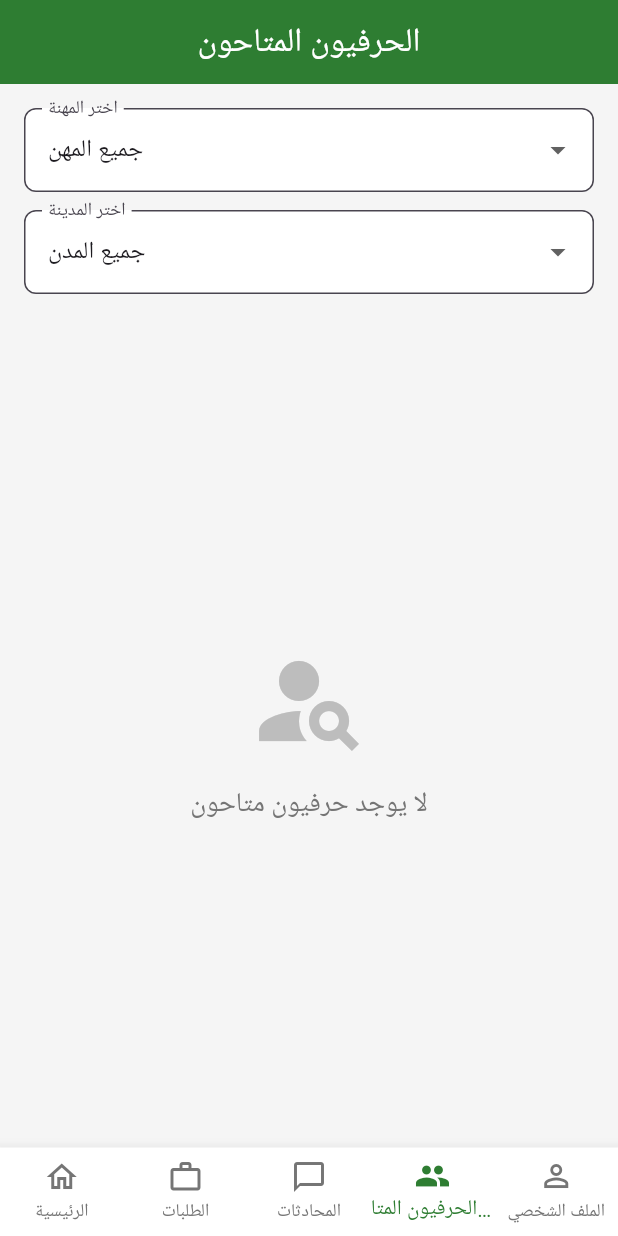
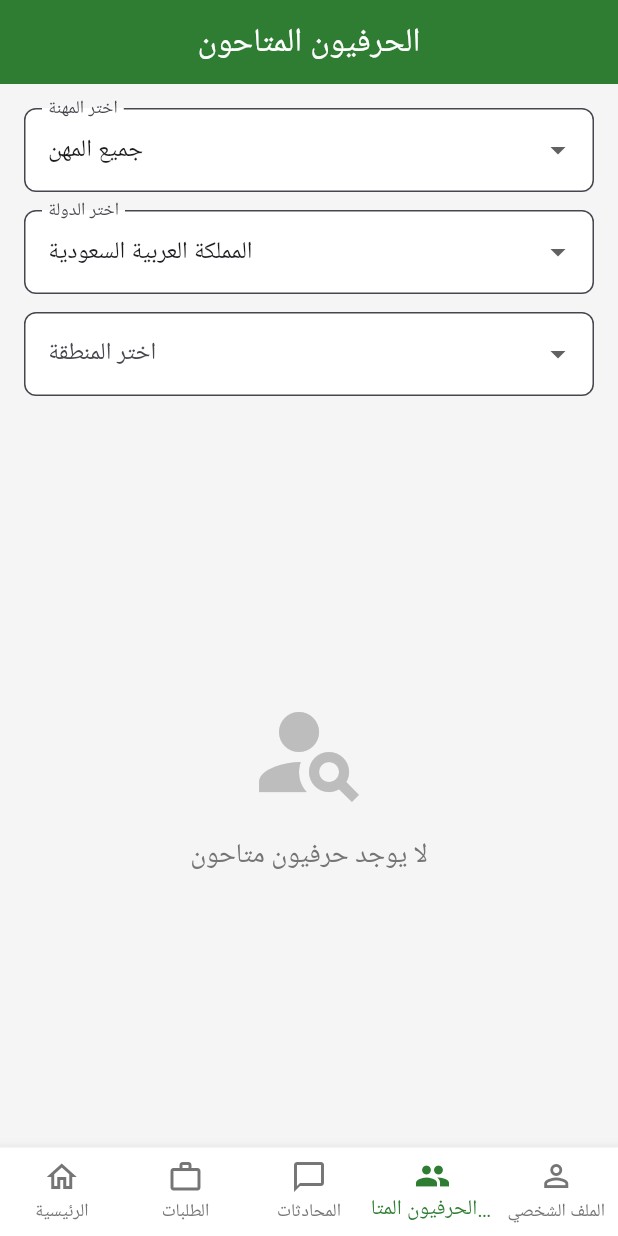
Before and after one commit to azref/elhirafi, a Flutter app: the screen it shows once a user with an empty profile is signed in, item 4 of the bottom bar chosen, on a phone screen of 412 x 824 dp. Run offline on Flutter 3.47's test engine with Material 3 defaults, Android fonts, the light colour scheme and no system bars; our stand-ins replace audioplayers, cloud_firestore, firebase_analytics, firebase_auth, firebase_core, firebase_crashlytics and 6 more; missing offline and left inert: record; accounts and stored records are empty; network calls fail; Roboto replaces fonts that are missing (Cairo).

Commit message:
Update available_craftsmen_screen.dart

```diff
--- a/lib/screens/main/available_craftsmen_screen.dart
+++ b/lib/screens/main/available_craftsmen_screen.dart
@@ -8,9 +8,7 @@ import '../../constants/app_strings.dart';
 import '../../models/user_model.dart';
 import '../../models/profession_model.dart';
 import '../../providers/auth_provider.dart';
-// --- تم إرجاع المسار الصحيح هنا ---
 import '../../data/cities_data.dart';
-// ---------------------------------
 import '../chat/chat_detail_screen.dart';
 
 class AvailableCraftsmenScreen extends StatefulWidget {
@@ -22,7 +20,10 @@ class AvailableCraftsmenScreen extends StatefulWidget {
 
 class _AvailableCraftsmenScreenState extends State<AvailableCraftsmenScreen> {
   String? _selectedProfessionId;
+  String? _selectedCountry;
+  String? _selectedRegion;
   String? _selectedCity;
+
   final ScrollController _scrollController = ScrollController();
   final List<UserModel> _craftsmen = [];
   bool _isLoading = false;
@@ -36,7 +37,14 @@ class _AvailableCraftsmenScreenState extends State<AvailableCraftsmenScreen> {
   void initState() {
     super.initState();
     _scrollController.addListener(_onScroll);
-    _loadCraftsmen();
+    // Use a post-frame callback to access the provider safely.
+    WidgetsBinding.instance.addPostFrameCallback((_) {
+      final currentUser = Provider.of<AuthProvider>(context, listen: false).user;
+      setState(() {
+        _selectedCountry = _getUserCountry(currentUser);
+      });
+      _loadCraftsmen();
+    });
   }
 
   @override
@@ -69,8 +77,13 @@ class _AvailableCraftsmenScreenState extends State<AvailableCraftsmenScreen> {
         query = query.where('professionId', isEqualTo: _selectedProfessionId);
       }
 
+      // Filtering by city/district.
       if (_selectedCity != null) {
         query = query.where('workCities', arrayContains: _selectedCity);
+      } else if (_selectedRegion != null) {
+        // If only region is selected, we need a more complex query.
+        // This might require restructuring data or fetching all cities in the region.
+        // For simplicity, we'll filter by city for now.
       }
 
       if (_lastDocument != null) {
@@ -120,22 +133,23 @@ class _AvailableCraftsmenScreenState extends State<AvailableCraftsmenScreen> {
   }
 
   String _getUserCountry(UserModel? user) {
-    if (user == null || user.workCities.isEmpty) return 'المغرب';
-
-    for (var entry in citiesByCountry.entries) {
-      if (entry.value.contains(user.workCities.first)) {
-        return entry.key;
-      }
-    }
-    return 'المغرب';
+    // A simple logic to determine user's country. This can be improved.
+    // For now, defaulting to a common one if not determinable.
+    return 'المملكة العربية السعودية';
   }
 
   String _getDialectCode(String countryName) {
     const countryToDialect = {
+      'المملكة العربية السعودية': 'AR',
+      'جمهورية مصر العربية': 'EG',
+      'الإمارات العربية المتحدة': 'AE',
+      'الكويت': 'KW',
+      'قطر': 'QA',
+      'البحرين': 'BH',
+      'سلطنة عمان': 'OM',
+      'الأردن': 'JO',
+      'الجزائر': 'DZ',
       'المغرب': 'MA',
-      'الجزائر': 'DZ',
-      'تونس': 'TN',
-      'المملكة العربية السعودية': 'AR',
     };
     return countryToDialect[countryName] ?? 'AR';
   }
@@ -143,11 +157,11 @@ class _AvailableCraftsmenScreenState extends State<AvailableCraftsmenScreen> {
   @override
   Widget build(BuildContext context) {
     final currentUser = Provider.of<AuthProvider>(context).user;
+    final professions = _professionsData.getAllProfessions();
 
-    final userCountryName = _getUserCountry(currentUser);
-    final userDialect = _getDialectCode(userCountryName);
-    final availableCities = citiesByCountry[userCountryName] ?? [];
-    final professions = _professionsData.getAllProfessions();
+    final countries = CitiesData.getCountries();
+    final regions = _selectedCountry != null ? CitiesData.getRegions(_selectedCountry!) : <String>[];
+    final cities = (_selectedCountry != null && _selectedRegion != null) ? CitiesData.getCities(_selectedCountry!, _selectedRegion!) : <String>[];
 
     return Scaffold(
       appBar: AppBar(
@@ -165,61 +179,76 @@ class _AvailableCraftsmenScreenState extends State<AvailableCraftsmenScreen> {
                   value: _selectedProfessionId,
                   decoration: InputDecoration(
                     labelText: 'اختر المهنة',
-                    border: OutlineInputBorder(
-                      borderRadius: BorderRadius.circular(8),
-                    ),
-                    filled: true,
-                    fillColor: Colors.white,
+                    border: OutlineInputBorder(borderRadius: BorderRadius.circular(8)),
+                    filled: true, fillColor: Colors.white,
                   ),
                   items: [
-                    const DropdownMenuItem(
-                      value: null,
-                      child: Text('جميع المهن'),
-                    ),
+                    const DropdownMenuItem(value: null, child: Text('جميع المهن')),
                     ...professions.map((profession) {
                       return DropdownMenuItem(
                         value: profession.id,
-                        child: Text(profession.getNameByDialect(userDialect)),
+                        child: Text(profession.getNameByDialect(_getDialectCode(_selectedCountry ?? ''))),
                       );
                     }),
                   ],
                   onChanged: (value) {
-                    setState(() {
-                      _selectedProfessionId = value;
-                    });
+                    setState(() => _selectedProfessionId = value);
                     _resetAndReload();
                   },
                 ),
                 const SizedBox(height: 12),
                 DropdownButtonFormField<String>(
-                  value: _selectedCity,
+                  value: _selectedCountry,
                   decoration: InputDecoration(
-                    labelText: 'اختر المدينة',
-                    border: OutlineInputBorder(
-                      borderRadius: BorderRadius.circular(8),
-                    ),
-                    filled: true,
-                    fillColor: Colors.white,
+                    labelText: 'اختر الدولة',
+                    border: OutlineInputBorder(borderRadius: BorderRadius.circular(8)),
+                    filled: true, fillColor: Colors.white,
                   ),
-                  items: [
-                    const DropdownMenuItem(
-                      value: null,
-                      child: Text('جميع المدن'),
-                    ),
-                    ...availableCities.map((city) {
-                      return DropdownMenuItem(
-                        value: city,
-                        child: Text(city),
-                      );
-                    }),
-                  ],
+                  items: countries.map((c) => DropdownMenuItem(value: c, child: Text(c))).toList(),
                   onChanged: (value) {
                     setState(() {
-                      _selectedCity = value;
+                      _selectedCountry = value;
+                      _selectedRegion = null;
+                      _selectedCity = null;
                     });
                     _resetAndReload();
                   },
                 ),
+                if (_selectedCountry != null) ...[
+                  const SizedBox(height: 12),
+                  DropdownButtonFormField<String>(
+                    value: _selectedRegion,
+                    decoration: InputDecoration(
+                      labelText: 'اختر المنطقة',
+                      border: OutlineInputBorder(borderRadius: BorderRadius.circular(8)),
+                      filled: true, fillColor: Colors.white,
+                    ),
+                    items: regions.map((r) => DropdownMenuItem(value: r, child: Text(r))).toList(),
+                    onChanged: (value) {
+                      setState(() {
+                        _selectedRegion = value;
+                        _selectedCity = null;
+                      });
+                      _resetAndReload();
+                    },
+                  ),
+                ],
+                if (_selectedRegion != null) ...[
+                  const SizedBox(height: 12),
+                  DropdownButtonFormField<String>(
+                    value: _selectedCity,
+                    decoration: InputDecoration(
+                      labelText: 'اختر المدينة',
+                      border: OutlineInputBorder(borderRadius: BorderRadius.circular(8)),
+                      filled: true, fillColor: Colors.white,
+                    ),
+                    items: cities.map((city) => DropdownMenuItem(value: city, child: Text(city))).toList(),
+                    onChanged: (value) {
+                      setState(() => _selectedCity = value);
+                      _resetAndReload();
+                    },
+                  ),
+                ],
               ],
             ),
           ),
@@ -229,19 +258,9 @@ class _AvailableCraftsmenScreenState extends State<AvailableCraftsmenScreen> {
                     child: Column(
                       mainAxisAlignment: MainAxisAlignment.center,
                       children: [
-                        Icon(
-                          Icons.person_search,
-                          size: 80,
-                          color: Colors.grey[400],
-                        ),
+                        Icon(Icons.person_search, size: 80, color: Colors.grey[400]),
                         const SizedBox(height: 16),
-                        Text(
-                          'لا يوجد حرفيون متاحون',
-                          style: TextStyle(
-                            fontSize: 18,
-                            color: Colors.grey[600],
-                          ),
-                        ),
+                        Text('لا يوجد حرفيون متاحون', style: TextStyle(fontSize: 18, color: Colors.grey[600])),
                       ],
                     ),
                   )
@@ -250,28 +269,18 @@ class _AvailableCraftsmenScreenState extends State<AvailableCraftsmenScreen> {
                     itemCount: _craftsmen.length + (_hasMore ? 1 : 0),
                     itemBuilder: (context, index) {
                       if (index == _craftsmen.length) {
-                        return const Center(
-                          child: Padding(
-                            padding: EdgeInsets.all(16.0),
-                            child: CircularProgressIndicator(),
-                          ),
-                        );
+                        return const Center(child: Padding(padding: EdgeInsets.all(16.0), child: CircularProgressIndicator()));
                       }
 
                       final craftsman = _craftsmen[index];
                       final isClientMode = currentUser?.userType == 'client';
 
                       return Card(
-                        margin: const EdgeInsets.symmetric(
-                          horizontal: 16,
-                          vertical: 8,
-                        ),
+                        margin: const EdgeInsets.symmetric(horizontal: 16, vertical: 8),
                         child: ListTile(
                           leading: CircleAvatar(
                             backgroundColor: AppColors.primaryColor,
-                            backgroundImage: craftsman.profileImageUrl.isNotEmpty
-                                ? NetworkImage(craftsman.profileImageUrl)
-                                : null,
+                            backgroundImage: craftsman.profileImageUrl.isNotEmpty ? NetworkImage(craftsman.profileImageUrl) : null,
                             child: craftsman.profileImageUrl.isEmpty
                                 ? Text(
                                     craftsman.name.isNotEmpty ? craftsman.name[0].toUpperCase() : '?',
@@ -279,37 +288,23 @@ class _AvailableCraftsmenScreenState extends State<AvailableCraftsmenScreen> {
                                   )
                                 : null,
                           ),
-                          title: Text(
-                            craftsman.name,
-                            style: const TextStyle(
-                              fontWeight: FontWeight.bold,
-                            ),
-                          ),
+                          title: Text(craftsman.name, style: const TextStyle(fontWeight: FontWeight.bold)),
                           subtitle: Column(
                             crossAxisAlignment: CrossAxisAlignment.start,
                             children: [
                               Text(
                                 craftsman.professionName ?? 'حرفي',
-                                style: TextStyle(
-                                  color: AppColors.primaryColor,
-                                  fontWeight: FontWeight.w500,
-                                ),
+                                style: TextStyle(color: AppColors.primaryColor, fontWeight: FontWeight.w500),
                               ),
                               const SizedBox(height: 4),
                               Text(
                                 'المدن: ${craftsman.workCities.join(', ')}',
-                                style: TextStyle(
-                                  fontSize: 12,
-                                  color: Colors.grey[600],
-                                ),
+                                style: TextStyle(fontSize: 12, color: Colors.grey[600]),
                               ),
                               if (craftsman.yearsOfExperience != null)
                                 Text(
                                   'الخبرة: ${craftsman.yearsOfExperience} سنة',
-                                  style: TextStyle(
-                                    fontSize: 12,
-                                    color: Colors.grey[600],
-                                  ),
+                                  style: TextStyle(fontSize: 12, color: Colors.grey[600]),
                                 ),
                             ],
                           ),
@@ -322,7 +317,7 @@ class _AvailableCraftsmenScreenState extends State<AvailableCraftsmenScreen> {
                                       context,
                                       MaterialPageRoute(
                                         builder: (context) => ChatDetailScreen(
-                                          chatId: '',
+                                          chatId: '', // Should be fetched or created
                                           otherUserId: craftsman.id,
                                           otherUserName: craftsman.name,
                                         ),
@@ -330,17 +325,14 @@ class _AvailableCraftsmenScreenState extends State<AvailableCraftsmenScreen> {
                                     );
                                   },
                                 )
-                              : Icon(
-                                  Icons.lock,
-                                  color: Colors.grey[400],
-                                ),
+                              : Icon(Icons.lock, color: Colors.grey[400]),
                           onTap: isClientMode
                               ? () {
                                   Navigator.push(
                                     context,
                                     MaterialPageRoute(
                                       builder: (context) => ChatDetailScreen(
-                                        chatId: '',
+                                        chatId: '', // Should be fetched or created
                                         otherUserId: craftsman.id,
                                         otherUserName: craftsman.name,
                                       ),
```
